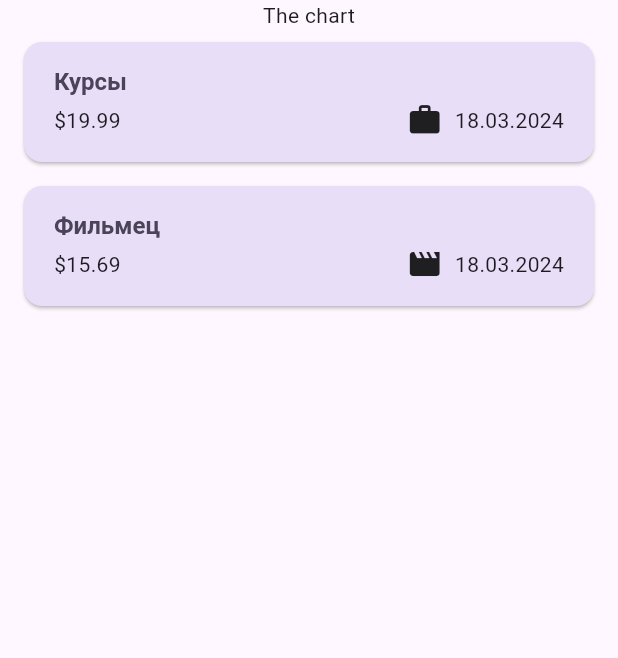
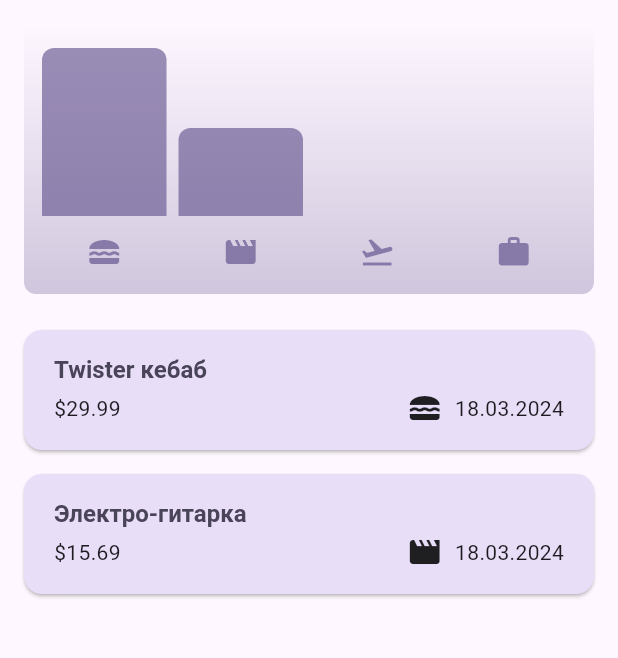
Before and after one commit to Meiendorf/expense_tracker, a Flutter app: the screen it shows after launch, on a phone screen of 412 x 824 dp, the part 84-742 px from its top. Run offline on Flutter 3.47's test engine with Material 3 defaults, Android fonts, the phone set to English and light mode, and no system bars.

Commit message:
Refactor expense calculation logic and add chart widget

```diff
--- a/lib/main.dart
+++ b/lib/main.dart
@@ -11,7 +11,7 @@ var kColorScheme = ColorScheme.fromSeed(
 
 var kDarkColorScheme = ColorScheme.fromSeed(
   brightness: Brightness.dark,
-  seedColor: Color.fromARGB(255, 0, 200, 255),
+  seedColor: const Color.fromARGB(255, 0, 200, 255),
 );
 
 class MyApp extends StatelessWidget {
--- a/lib/models/expense.dart
+++ b/lib/models/expense.dart
@@ -32,3 +32,25 @@ enum Category {
 
   const Category(this.icon);
 }
+
+class ExpenseBucket {
+  final Category category;
+  final List<Expense> expenses;
+
+  ExpenseBucket({required this.category, required this.expenses});
+
+  ExpenseBucket.forCategory(List<Expense> allExpenses, this.category)
+      : expenses = allExpenses
+            .where((expense) => expense.category == category)
+            .toList();
+
+  double get totalExpenses {
+    double sum = 0;
+
+    for (final expense in expenses) {
+      sum += expense.amount;
+    }
+
+    return sum;
+  }
+}
--- /dev/null
+++ b/lib/widgets/chart/chart.dart
@@ -0,0 +1,95 @@
+import 'package:flutter/material.dart';
+
+import 'package:expense_tracker/widgets/chart/chart_bar.dart';
+import 'package:expense_tracker/models/expense.dart';
+
+class Chart extends StatelessWidget {
+  const Chart({super.key, required this.expenses});
+
+  final List<Expense> expenses;
+
+  List<ExpenseBucket> get buckets {
+    return [
+      ExpenseBucket.forCategory(expenses, Category.food),
+      ExpenseBucket.forCategory(expenses, Category.leisure),
+      ExpenseBucket.forCategory(expenses, Category.travel),
+      ExpenseBucket.forCategory(expenses, Category.work),
+    ];
+  }
+
+  double get maxTotalExpense {
+    double maxTotalExpense = 0;
+
+    for (final bucket in buckets) {
+      if (bucket.totalExpenses > maxTotalExpense) {
+        maxTotalExpense = bucket.totalExpenses;
+      }
+    }
+
+    return maxTotalExpense;
+  }
+
+  @override
+  Widget build(BuildContext context) {
+    final isDarkMode =
+        MediaQuery.of(context).platformBrightness == Brightness.dark;
+    return Container(
+      margin: const EdgeInsets.all(16),
+      padding: const EdgeInsets.symmetric(
+        vertical: 16,
+        horizontal: 8,
+      ),
+      width: double.infinity,
+      height: 180,
+      decoration: BoxDecoration(
+        borderRadius: BorderRadius.circular(8),
+        gradient: LinearGradient(
+          colors: [
+            Theme.of(context).colorScheme.primary.withOpacity(0.3),
+            Theme.of(context).colorScheme.primary.withOpacity(0.0)
+          ],
+          begin: Alignment.bottomCenter,
+          end: Alignment.topCenter,
+        ),
+      ),
+      child: Column(
+        children: [
+          Expanded(
+            child: Row(
+              crossAxisAlignment: CrossAxisAlignment.end,
+              children: [
+                for (final bucket in buckets) // alternative to map()
+                  ChartBar(
+                    fill: bucket.totalExpenses == 0
+                        ? 0
+                        : bucket.totalExpenses / maxTotalExpense,
+                  )
+              ],
+            ),
+          ),
+          const SizedBox(height: 12),
+          Row(
+            children: buckets
+                .map(
+                  (bucket) => Expanded(
+                    child: Padding(
+                      padding: const EdgeInsets.symmetric(horizontal: 4),
+                      child: Icon(
+                        bucket.category.icon,
+                        color: isDarkMode
+                            ? Theme.of(context).colorScheme.secondary
+                            : Theme.of(context)
+                                .colorScheme
+                                .primary
+                                .withOpacity(0.7),
+                      ),
+                    ),
+                  ),
+                )
+                .toList(),
+          )
+        ],
+      ),
+    );
+  }
+}
--- /dev/null
+++ b/lib/widgets/chart/chart_bar.dart
@@ -0,0 +1,34 @@
+import 'package:flutter/material.dart';
+
+class ChartBar extends StatelessWidget {
+  const ChartBar({
+    super.key,
+    required this.fill,
+  });
+
+  final double fill;
+
+  @override
+  Widget build(BuildContext context) {
+    final isDarkMode =
+        MediaQuery.of(context).platformBrightness == Brightness.dark;
+    return Expanded(
+      child: Padding(
+        padding: const EdgeInsets.symmetric(horizontal: 4),
+        child: FractionallySizedBox(
+          heightFactor: fill,
+          child: DecoratedBox(
+            decoration: BoxDecoration(
+              shape: BoxShape.rectangle,
+              borderRadius:
+                  const BorderRadius.vertical(top: Radius.circular(8)),
+              color: isDarkMode
+                  ? Theme.of(context).colorScheme.secondary
+                  : Theme.of(context).colorScheme.primary.withOpacity(0.65),
+            ),
+          ),
+        ),
+      ),
+    );
+  }
+}
--- a/lib/widgets/expenses.dart
+++ b/lib/widgets/expenses.dart
@@ -1,3 +1,4 @@
+import 'package:expense_tracker/widgets/chart/chart.dart';
 import 'package:expense_tracker/widgets/expenses_list/expenses_list.dart';
 import 'package:expense_tracker/models/expense.dart';
 import 'package:expense_tracker/widgets/new_expense.dart';
@@ -13,13 +14,13 @@ class Expenses extends StatefulWidget {
 class _ExpensesState extends State<Expenses> {
   final List<Expense> _registeredExpenses = [
     Expense(
-      title: 'Курсы',
-      amount: 19.99,
+      title: 'Twister кебаб',
+      amount: 29.99,
       date: DateTime.now(),
-      category: Category.work,
+      category: Category.food,
     ),
     Expense(
-      title: 'Фильмец',
+      title: 'Электро-гитарка',
       amount: 15.69,
       date: DateTime.now(),
       category: Category.leisure,
@@ -89,7 +90,7 @@ class _ExpensesState extends State<Expenses> {
           mainAxisAlignment: MainAxisAlignment.center,
           mainAxisSize: MainAxisSize.min,
           children: [
-            const Text('The chart'),
+            Chart(expenses: _registeredExpenses),
             Expanded(child: mainContent),
           ],
         ),
```
